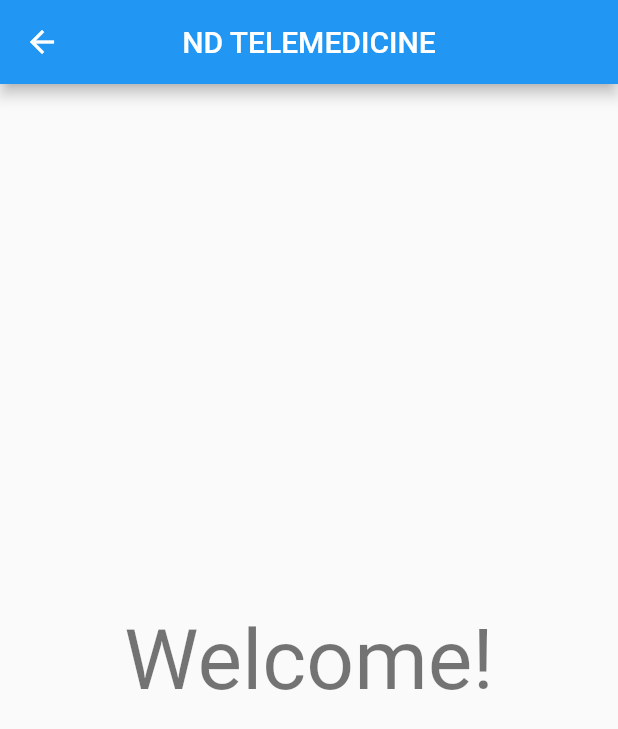
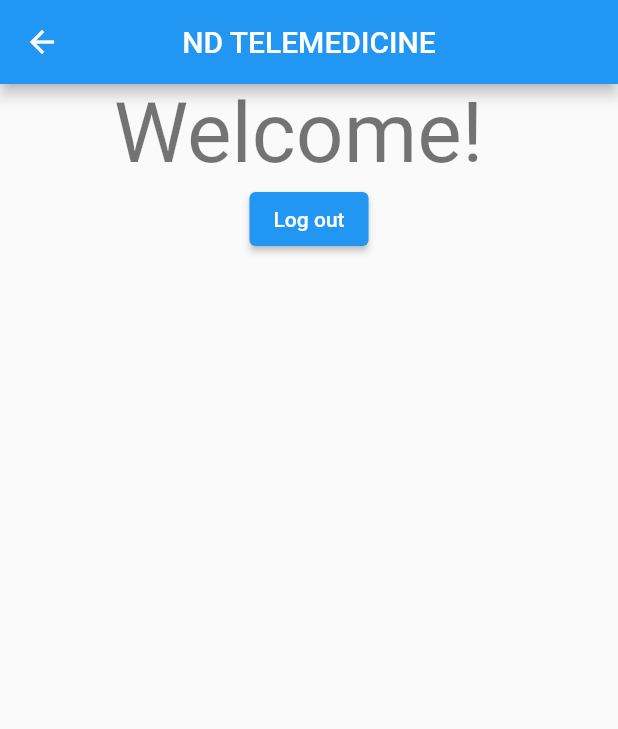
Before and after one commit to s3781137/telemedicine-app, a Flutter app: the WelcomeScreen screen opened by its route, on a phone screen of 412 x 824 dp. Shown: the top 729 px of the screen. Run offline on Flutter 3.47's test engine with Material 2 defaults, Android fonts, the phone set to English and light mode, and no system bars; missing offline and left inert: conditional_questions; network calls fail.

Commit message:
Finished global login and logout for doctor

```diff
--- a/app/flutter/flutter_application/lib/doctor/signIn.dart
+++ b/app/flutter/flutter_application/lib/doctor/signIn.dart
@@ -1,4 +1,5 @@
 import 'package:flutter/material.dart';
+import 'package:flutter_application/main.dart';
 
 //TODO: connect backend with login and stop using the passwords dict
 //Test key, values for username and password
@@ -65,6 +66,10 @@ class _SignInFormState extends State<SignInForm> {
     //Checking if username and password match
     if (passwords[usernameString] == passwordString) {
       // TODO: sign in to doctor homepage
+      //Updates logged in user
+      currentLoggedInUser.update("username", (value) => usernameString);
+      currentLoggedInUser.update("userType", (value) => "doctor");
+      //Navigates to the welcome page
       Navigator.of(context).pushNamed('/welcome');
     } else {
       //If not show popup error
--- a/app/flutter/flutter_application/lib/doctor/welcome.dart
+++ b/app/flutter/flutter_application/lib/doctor/welcome.dart
@@ -1,17 +1,32 @@
 import 'package:flutter/material.dart';
+import 'package:flutter_application/main.dart';
 
 class WelcomeScreen extends StatelessWidget {
   const WelcomeScreen();
 
   @override
   Widget build(BuildContext context) {
+    void logOut() {
+      currentLoggedInUser.update("username", (value) => "");
+      currentLoggedInUser.update("userType", (value) => "");
+      Navigator.of(context).popUntil(ModalRoute.withName("/"));
+    }
+
     return Scaffold(
       appBar: AppBar(
         title: Text('ND TELEMEDICINE'),
         centerTitle: true,
       ),
       body: Center(
-        child: Text('Welcome!', style: Theme.of(context).textTheme.headline2),
+        child: Column(children: [
+          Text('Welcome! ${currentLoggedInUser["username"]}',
+              style: Theme.of(context).textTheme.headline2),
+          ElevatedButton(
+            //Only activates when formProgress is fulls
+            onPressed: logOut,
+            child: const Text('Log out'),
+          ),
+        ]),
       ),
     );
   }
--- a/app/flutter/flutter_application/lib/main.dart
+++ b/app/flutter/flutter_application/lib/main.dart
@@ -13,6 +13,9 @@ import 'doctor/signIn.dart';
 import 'patient/register.dart';
 import 'doctor/welcome.dart';
 import 'firstScreen.dart';
+
+//Tracks logged in users
+var currentLoggedInUser = {"username": "", "userType": ""};
 
 void main() {
   runApp(MaterialApp(
```
Also changed, not shown: app/flutter/flutter_application/lib/firstScreen.dart (+7 -1 lines).
